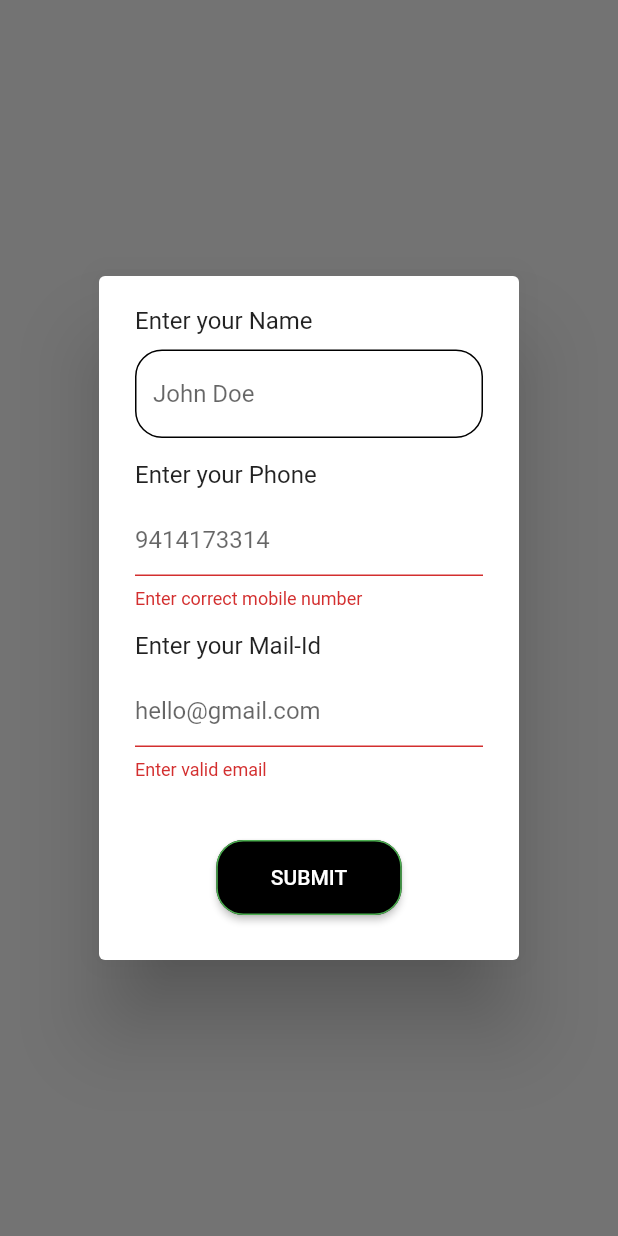
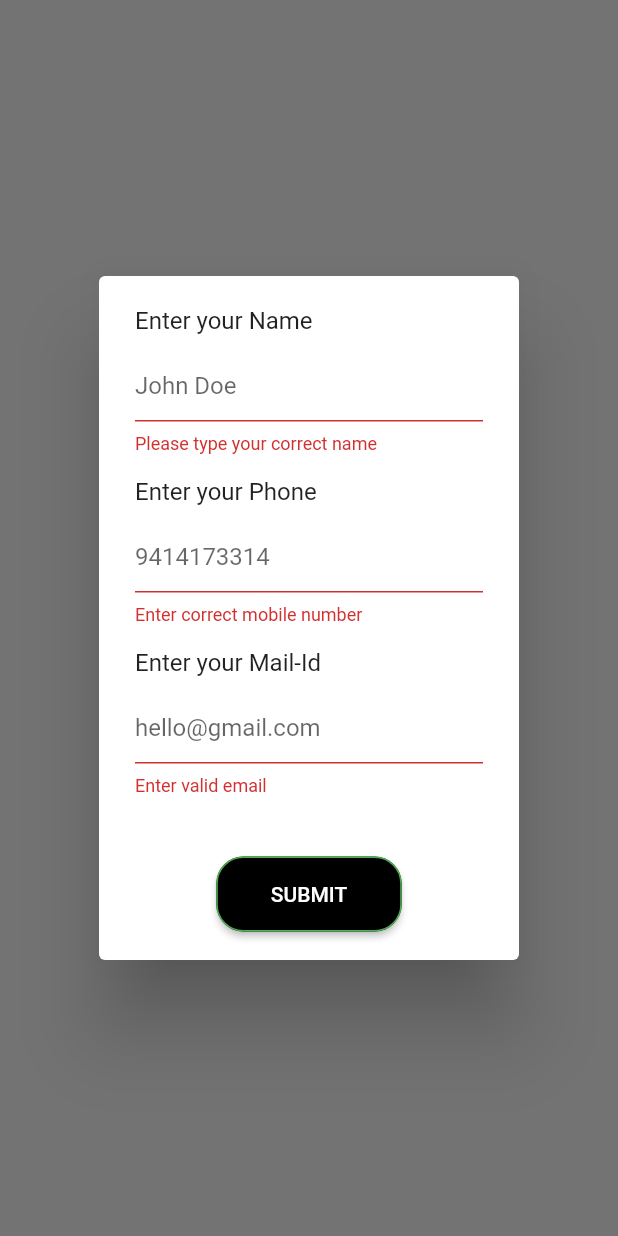
Before and after one commit to Jogscape/Jogscape, a Flutter app: what createAlertDialog() shows on an empty page, opened directly, after a tap on "SUBMIT", on a phone screen of 412 x 824 dp. Run offline on Flutter 3.47's test engine with Material 2 defaults, Android fonts, the light colour scheme and no system bars; our stand-ins replace animated_text_kit, cloud_firestore, firebase_core, fluttertoast; accounts and stored records are empty.

Commit message:
I guess final

```diff
--- a/jogscape_web/lib/main.dart
+++ b/jogscape_web/lib/main.dart
@@ -181,11 +181,11 @@ createAlertDialog(BuildContext context) {
                   ),
                   TextFormField(
                     controller: nameController,
-                    // validator: (value) {
-                    //   // if (value!.isNotEmpty) {
-                    //   //   return "Please type your correct name";
-                    //   // }
-                    // },
+                    validator: (value) {
+                      if (value!.isEmpty) {
+                        return "Please type your correct name";
+                      }
+                    },
                     decoration: textfieldbasicDecoration("John Doe"),
                   ),
                   const SizedBox(
@@ -310,7 +310,7 @@ _showToast() {
   // Custom Toast Position
   fToast!.showToast(
       child: toast,
-      toastDuration: Duration(seconds: 2),
+      toastDuration: const Duration(seconds: 2),
       gravity: ToastGravity.BOTTOM,
       positionedToastBuilder: (context, child) {
         return Center(
```
